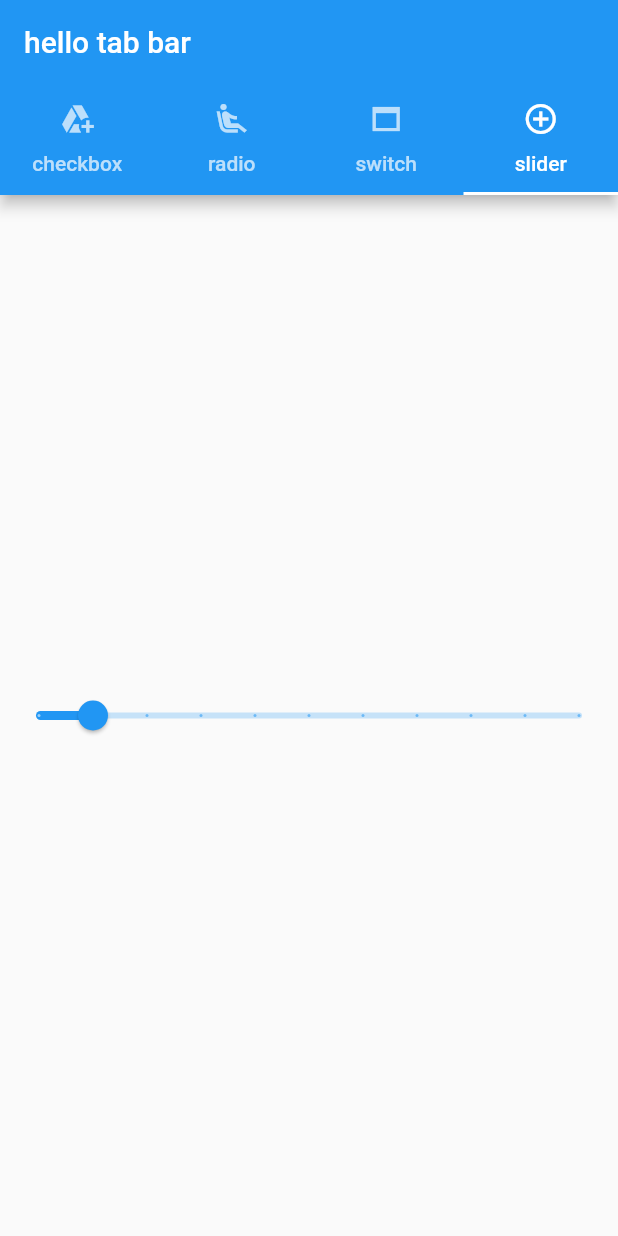
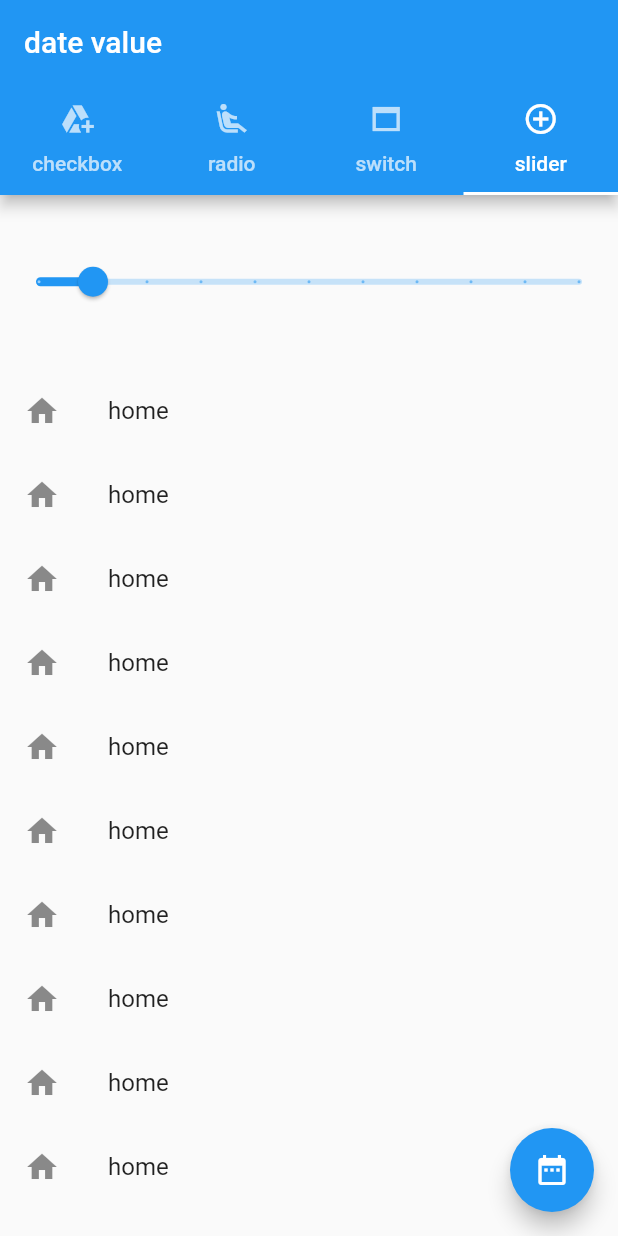
Before and after one commit to The-Closure/flutter_course_autumn_2021, a Flutter app: the screen it shows after launch, on a phone screen of 412 x 824 dp. Run offline on Flutter 3.47's test engine with Material 2 defaults, Android fonts, the phone set to English and light mode, and no system bars.

Commit message:
init point

```diff
--- a/lib/first_page.dart
+++ b/lib/first_page.dart
@@ -12,6 +12,7 @@ class _FirstPageState extends State<FirstPage> {
   int _groupRadio = -1;
   bool _switch = false;
   double _slider = 10;
+  String title = 'date value';
 
   @override
   Widget build(BuildContext context) {
@@ -19,8 +20,23 @@ class _FirstPageState extends State<FirstPage> {
       initialIndex: 3,
       length: 4,
       child: Scaffold(
+        floatingActionButton: FloatingActionButton(
+          child: Icon(Icons.date_range),
+          onPressed: () async {
+            final date = await showDatePicker(
+                context: context,
+                initialDate: DateTime.now(),
+                firstDate: DateTime(1990, 1),
+                lastDate: DateTime(2030, 1));
+            print(date);
+            setState(() {
+              title =
+                  '${date.year.toString()}-${date.month.toString()}-${date.day.toString()}';
+            });
+          },
+        ),
         appBar: AppBar(
-          title: Text('hello tab bar'),
+          title: Text('$title'),
           bottom: TabBar(
             tabs: [
               Tab(
@@ -69,6 +85,8 @@ class _FirstPageState extends State<FirstPage> {
               child: Column(
                 children: [
                   for (var i = 0; i < 5; i++)
+                    Column(
+                      children: [
                         RadioListTile(
                           title: Text('data'),
                           value: i,
@@ -79,6 +97,15 @@ class _FirstPageState extends State<FirstPage> {
                             });
                           },
                           activeColor: Color(0xFF6200EE),
+                        ),
+                        Divider(
+                          color: Colors.grey,
+                          indent: 5,
+                          endIndent: 5,
+                          thickness: 2,
+                          height: 10,
+                        )
+                      ],
                     ),
                 ],
               ),
@@ -98,6 +125,10 @@ class _FirstPageState extends State<FirstPage> {
             Container(
               // width: 100,
               alignment: Alignment.center,
+              child: Column(
+                children: [
+                  Expanded(
+                    flex: 1,
                     child: Slider(
                       value: _slider,
                       min: 0,
@@ -111,7 +142,8 @@ class _FirstPageState extends State<FirstPage> {
                               action: SnackBarAction(
                                 label: 'hide',
                                 onPressed: () {
-                            ScaffoldMessenger.of(context).hideCurrentSnackBar();
+                                  ScaffoldMessenger.of(context)
+                                      .hideCurrentSnackBar();
                                 },
                               ),
                               content: Text(
@@ -127,6 +159,18 @@ class _FirstPageState extends State<FirstPage> {
                       },
                     ),
                   ),
+                  Expanded(
+                      flex: 5,
+                      child: ListView.builder(
+                        itemCount: _slider.toInt(),
+                        itemBuilder: (context, index) => ListTile(
+                          leading: Icon(Icons.home),
+                          title: Text('home'),
+                        ),
+                      ))
+                ],
+              ),
+            ),
           ],
         ),
       ),
```
Lines whose indentation alone changed are shown as unchanged.
